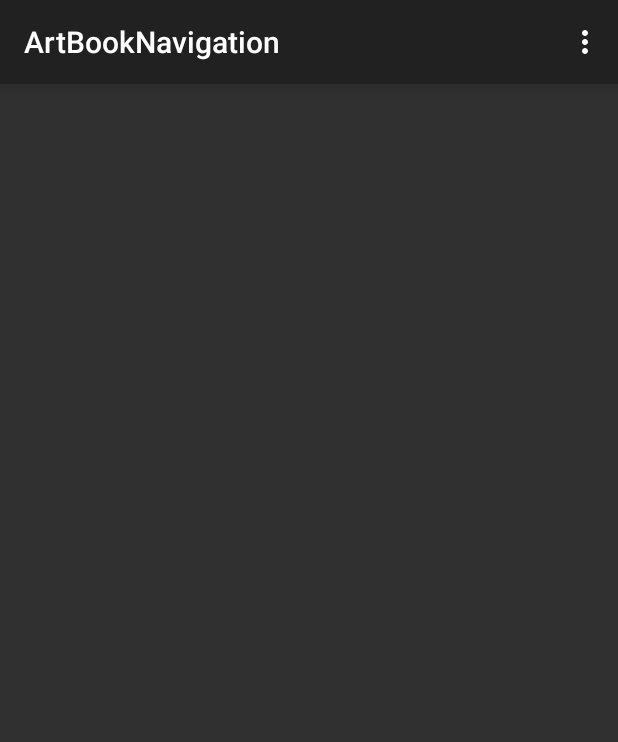
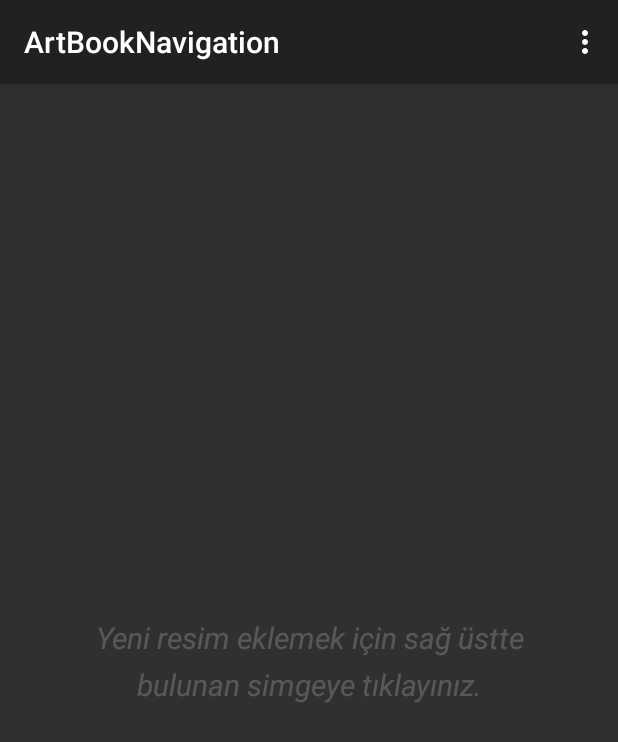
Before and after one commit to OguzhanOzdil/Android_ArtBookNavigation, an Android app: the screen it shows after launch (MainActivity), on a phone screen of 412 x 824 dp. Shown: the top 742 px of the screen. Run offline under Robolectric (Android 15) with nearby library versions, the phone set to English and light mode, and no system bars; our stand-ins replace Room's generated code, RxJava.

Commit message:
FirstFragment a ipucu eklendi

```diff
--- a/app/src/main/java/com/ozzyozdil/artbooknavigation/view/FirstFragment.java
+++ b/app/src/main/java/com/ozzyozdil/artbooknavigation/view/FirstFragment.java
@@ -23,6 +23,7 @@ import com.ozzyozdil.artbooknavigation.roomdb.ArtDao;
 import com.ozzyozdil.artbooknavigation.roomdb.ArtDatabase;
 
 import java.util.List;
+import java.util.Objects;
 
 import io.reactivex.rxjava3.android.schedulers.AndroidSchedulers;
 import io.reactivex.rxjava3.disposables.CompositeDisposable;
@@ -80,6 +81,11 @@ public class FirstFragment extends Fragment {
         binding.recyclerView.setLayoutManager(new LinearLayoutManager(requireContext()));
         artAdapter = new ArtAdapter(artList);
         binding.recyclerView.setAdapter(artAdapter);
+
+        // txt_Description (açıklama) yalnızca FirstFragment boş olursa gözükecek
+        if (Objects.requireNonNull(binding.recyclerView.getAdapter()).getItemCount() != 0){
+            binding.txtDescription.setVisibility(View.GONE);
+        }
     }
 
     @Override
--- a/app/src/main/res/layout/fragment_first.xml
+++ b/app/src/main/res/layout/fragment_first.xml
@@ -1,12 +1,31 @@
 <?xml version="1.0" encoding="utf-8"?>
-<FrameLayout xmlns:android="http://schemas.android.com/apk/res/android"
+<androidx.constraintlayout.widget.ConstraintLayout
+    xmlns:android="http://schemas.android.com/apk/res/android"
     xmlns:tools="http://schemas.android.com/tools"
     android:layout_width="match_parent"
     android:layout_height="match_parent"
+    xmlns:app="http://schemas.android.com/apk/res-auto"
     tools:context=".view.FirstFragment">
 
     <androidx.recyclerview.widget.RecyclerView
         android:id="@+id/recyclerView"
         android:layout_width="match_parent"
-        android:layout_height="match_parent" />
-</FrameLayout>
+        android:layout_height="match_parent"/>
+
+    <TextView
+        android:id="@+id/txt_Description"
+        android:layout_width="322dp"
+        android:layout_height="58dp"
+        android:lineSpacingExtra="8sp"
+        android:text="Yeni resim eklemek için sağ üstte bulunan simgeye tıklayınız."
+        android:textAlignment="center"
+        android:textColor="#32FFFFFF"
+        android:textSize="20sp"
+        android:textStyle="italic"
+        app:layout_constraintBottom_toBottomOf="parent"
+        app:layout_constraintEnd_toEndOf="parent"
+        app:layout_constraintStart_toStartOf="@+id/recyclerView"
+        app:layout_constraintTop_toTopOf="@+id/recyclerView" />
+
+
+</androidx.constraintlayout.widget.ConstraintLayout>
```
